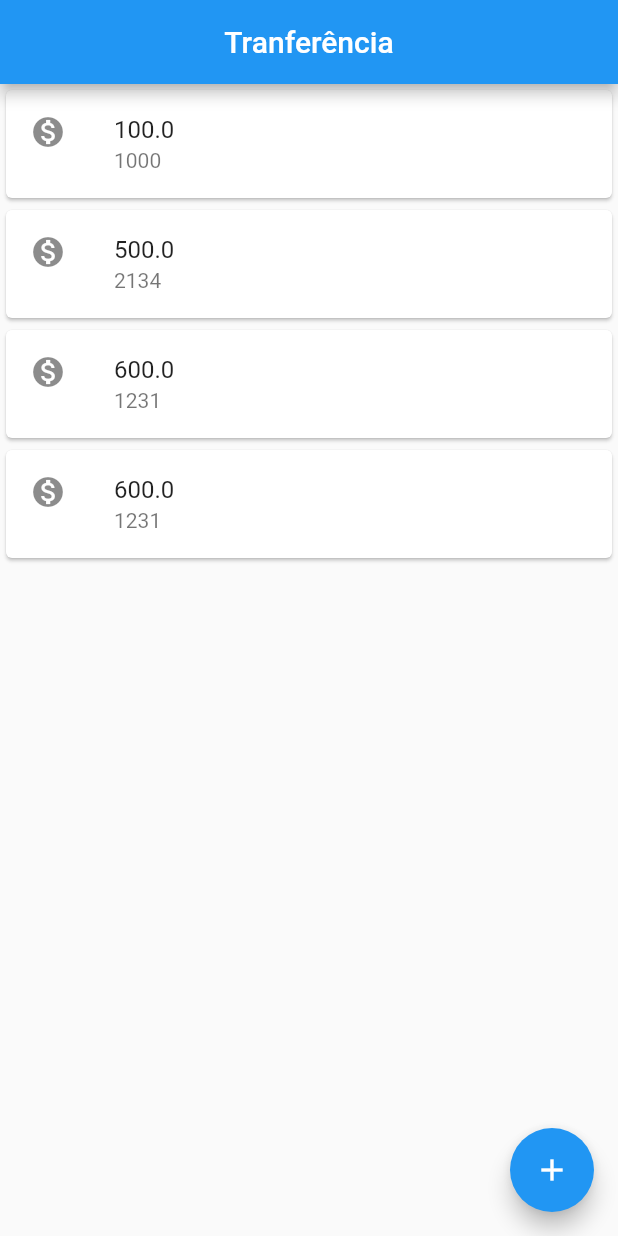
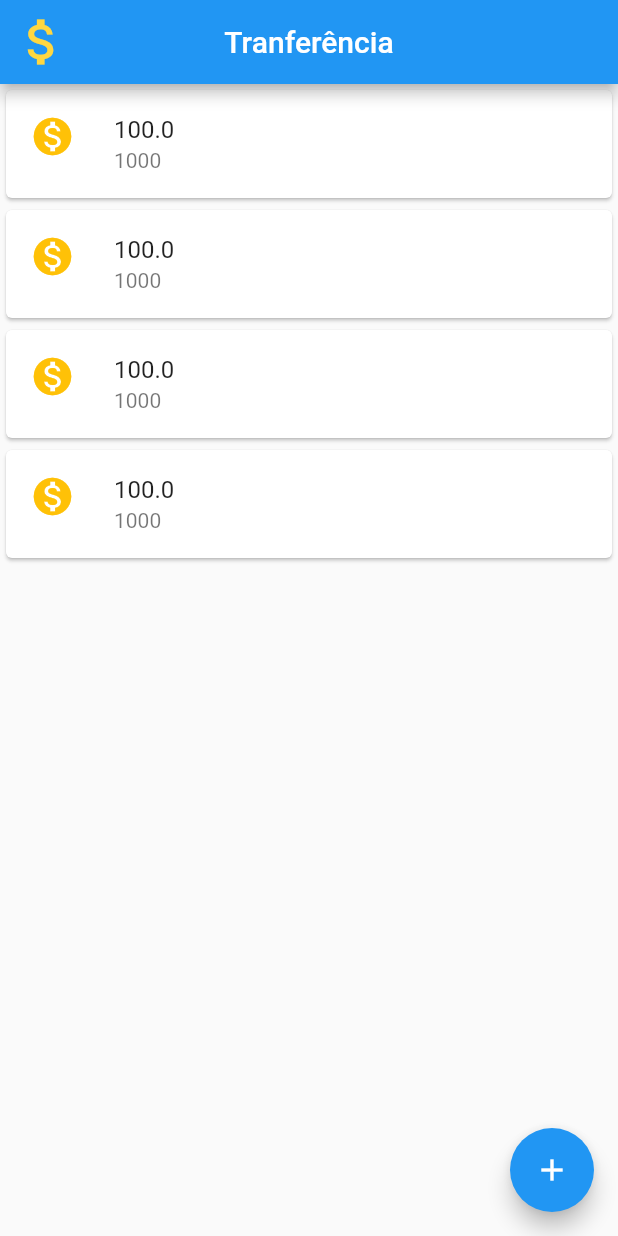
Before and after one commit to DavidCarrilho/bankapp, a Flutter app: the screen it shows after launch, on a phone screen of 412 x 824 dp. Run offline on Flutter 3.47's test engine with Material 2 defaults, Android fonts, the phone set to English and light mode, and no system bars.

Commit message:
Impletando Lista dinamica com ListView Builder

```diff
--- a/lib/pages/item_transferencia.dart
+++ b/lib/pages/item_transferencia.dart
@@ -10,7 +10,7 @@ class ItemTransferencia extends StatelessWidget {
   Widget build(BuildContext context) {
     return Card(
       child: ListTile(
-        leading: Icon(Icons.monetization_on),
+        leading: Icon(Icons.monetization_on, color: Colors.amber, size: 30),
         title: Text(_transferencia.valor.toString()),
         subtitle: Text(_transferencia.numeroConta.toString()),
       ),
--- a/lib/pages/lista_transferencia.dart
+++ b/lib/pages/lista_transferencia.dart
@@ -1,25 +1,31 @@
 import 'package:bankapp/model/transferencia.dart';
-import 'package:bankapp/pages/item_transferencia.dart';
 import 'package:flutter/material.dart';
 
 import '../model/transferencia.dart';
 import 'formulario_transferencia.dart';
+import 'item_transferencia.dart';
 
 class ListaTransferencia extends StatelessWidget {
+  final List<Transferencia> _transferencias = List();
+
   @override
   Widget build(BuildContext context) {
+    _transferencias.add(Transferencia(100, 1000));
+    _transferencias.add(Transferencia(100, 1000));
+    _transferencias.add(Transferencia(100, 1000));
+    _transferencias.add(Transferencia(100, 1000));
     return Scaffold(
       appBar: AppBar(
+        leading: Icon(Icons.attach_money, color: Colors.amberAccent, size: 40,),
         title: Text('Tranferência'),
         centerTitle: true,
       ),
-      body: Column(
-        children: <Widget>[
-          ItemTransferencia(Transferencia(100, 1000)),
-          ItemTransferencia(Transferencia(500, 2134)),
-          ItemTransferencia(Transferencia(600, 1231)),
-          ItemTransferencia(Transferencia(600, 1231)),
-        ],
+      body: ListView.builder(
+        itemCount: _transferencias.length,
+        itemBuilder: (context, index) {
+          final transferencia = _transferencias[index];
+          return ItemTransferencia(transferencia);
+        },
       ),
       floatingActionButton: FloatingActionButton(
         onPressed: () {
@@ -27,8 +33,8 @@ class ListaTransferencia extends StatelessWidget {
               Navigator.push(context, MaterialPageRoute(builder: (context) {
             return FormularioTransferencia();
           }));
-          future.then(
-              (transferenciaRecebida) => debugPrint('$transferenciaRecebida'));
+          future.then((transferenciaRecebida) =>
+              _transferencias.add(transferenciaRecebida));
         },
         child: Icon(Icons.add),
       ),
```
